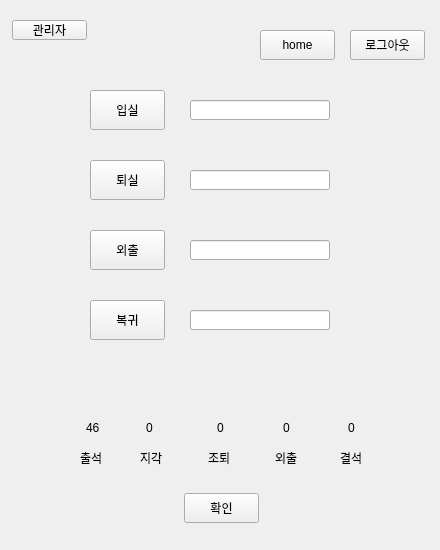
Old version of the form bcon/bcon.ui in the repository soyyoonn/Project.
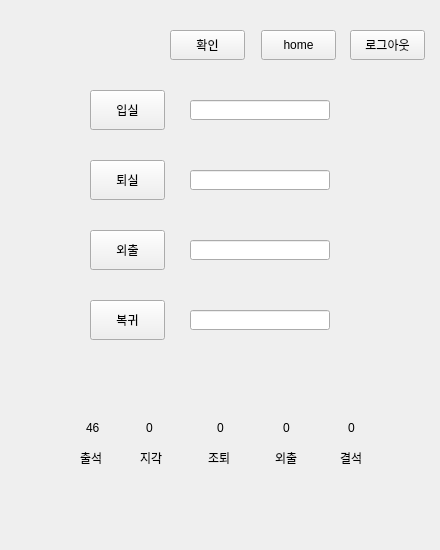
New version of the form. The open tabs and pages were chosen to show the change.

Commit message: 스택위젯수정해야함

Diff of the .ui file:
```diff
--- a/bcon/bcon.ui
+++ b/bcon/bcon.ui
@@ -130,7 +130,7 @@
         <string>로그인</string>
        </property>
       </widget>
-      <widget class="QPushButton" name="btn_check_2">
+      <widget class="QPushButton" name="btn_tcheck">
        <property name="geometry">
         <rect>
          <x>290</x>
@@ -352,23 +352,10 @@
       <string>조퇴</string>
      </property>
     </widget>
-    <widget class="QPushButton" name="btn_tcheck">
-     <property name="geometry">
-      <rect>
-       <x>12</x>
-       <y>20</y>
-       <width>75</width>
-       <height>20</height>
-      </rect>
-     </property>
-     <property name="text">
-      <string>관리자</string>
-     </property>
-    </widget>
     <widget class="QPushButton" name="btn_home2">
      <property name="geometry">
       <rect>
-       <x>260</x>
+       <x>261</x>
        <y>30</y>
        <width>75</width>
        <height>30</height>
@@ -537,8 +524,8 @@
     <widget class="QPushButton" name="okbutton">
      <property name="geometry">
       <rect>
-       <x>184</x>
-       <y>493</y>
+       <x>170</x>
+       <y>30</y>
        <width>75</width>
        <height>30</height>
       </rect>
```
Left out of the diff: 46 changed lines with no effect on the pictures. The commit also changes 1 other file.
